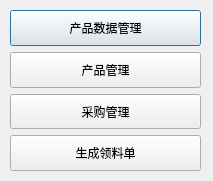
Above: ui/EntranceDialog.ui from ChenZebin9/python_pdm_2 before the change. Below: the same form after it.
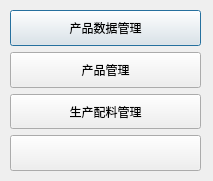
That is the form after the change.

The edit to the form file:
```diff
--- a/ui/EntranceDialog.ui
+++ b/ui/EntranceDialog.ui
@@ -70,7 +70,7 @@
        </sizepolicy>
       </property>
       <property name="text">
-       <string>采购管理</string>
+       <string>生产配料管理</string>
       </property>
      </widget>
     </item>
@@ -83,7 +83,7 @@
        </sizepolicy>
       </property>
       <property name="text">
-       <string>生成领料单</string>
+       <string/>
       </property>
      </widget>
     </item>
```
